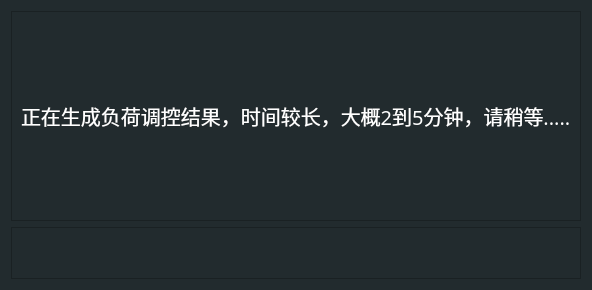
Before: the Qt Designer form M2Dialog2Waiting.ui in Estellalan/gzdw_desk, drawn with Qt 5.
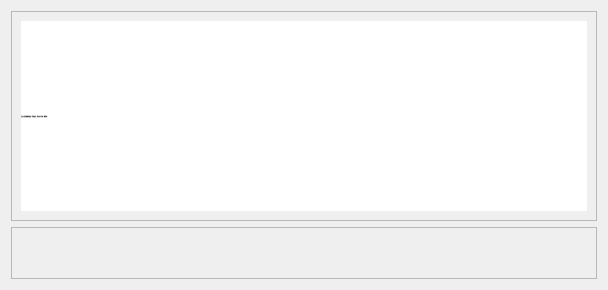
After: the same form once the commit is applied.

What changed in the file:
```diff
--- a/M2Dialog2Waiting.ui
+++ b/M2Dialog2Waiting.ui
@@ -6,7 +6,7 @@
    <rect>
     <x>0</x>
     <y>0</y>
-    <width>468</width>
+    <width>608</width>
     <height>290</height>
    </rect>
   </property>
@@ -14,7 +14,38 @@
    <string>正在运行中......</string>
   </property>
   <property name="styleSheet">
-   <string notr="true">background-color: #222b2e;</string>
+   <string notr="true">QMainWindow{
+background-color:rgb(234, 234, 234)
+}
+QLabel{
+font: bold 18px &quot;Microsoft YaHei&quot;;
+background-color:rgb(255, 255, 255);
+}
+QPushButton{
+background-color:rgb(0, 170, 255);
+font: bold 19px &quot;Microsoft YaHei&quot;;
+color: white;
+border-radius: 10px
+
+}
+QPushButton:hover{
+	border-style: solid;
+	border-color: rgb(125, 255, 39);
+	border-width: 1px;
+	border-radius: 5px;
+	color: white;
+	padding: 2px;
+	background-color: rgb(85, 170, 255);
+}
+QPushButton:pressed{
+	border-style: solid;
+	border-color: #050a0e;
+	border-width: 1px;
+	border-radius: 5px;
+	color: white;
+	padding: 2px;
+	background-color: rgb(0, 170, 127);
+}</string>
   </property>
   <layout class="QVBoxLayout" name="verticalLayout">
    <item>
@@ -36,16 +67,22 @@
        <widget class="QLabel" name="label">
         <property name="font">
          <font>
-          <family>楷体</family>
-          <pointsize>15</pointsize>
-          <weight>50</weight>
+          <family>Microsoft YaHei</family>
+          <pointsize>-1</pointsize>
+          <weight>75</weight>
           <italic>false</italic>
-          <bold>false</bold>
+          <bold>true</bold>
          </font>
         </property>
         <property name="styleSheet">
-         <string notr="true">color: rgb(255, 255, 255);
-font: 15pt &quot;楷体&quot;;</string>
+         <string notr="true">
+QLabel{
+font: bold 18px &quot;Microsoft YaHei&quot;;
+background-color:rgb(255, 255, 255);
+}
+
+
+</string>
         </property>
         <property name="text">
          <string>正在生成负荷调控结果，时间较长，大概2到5分钟，请稍等.....</string>
```
